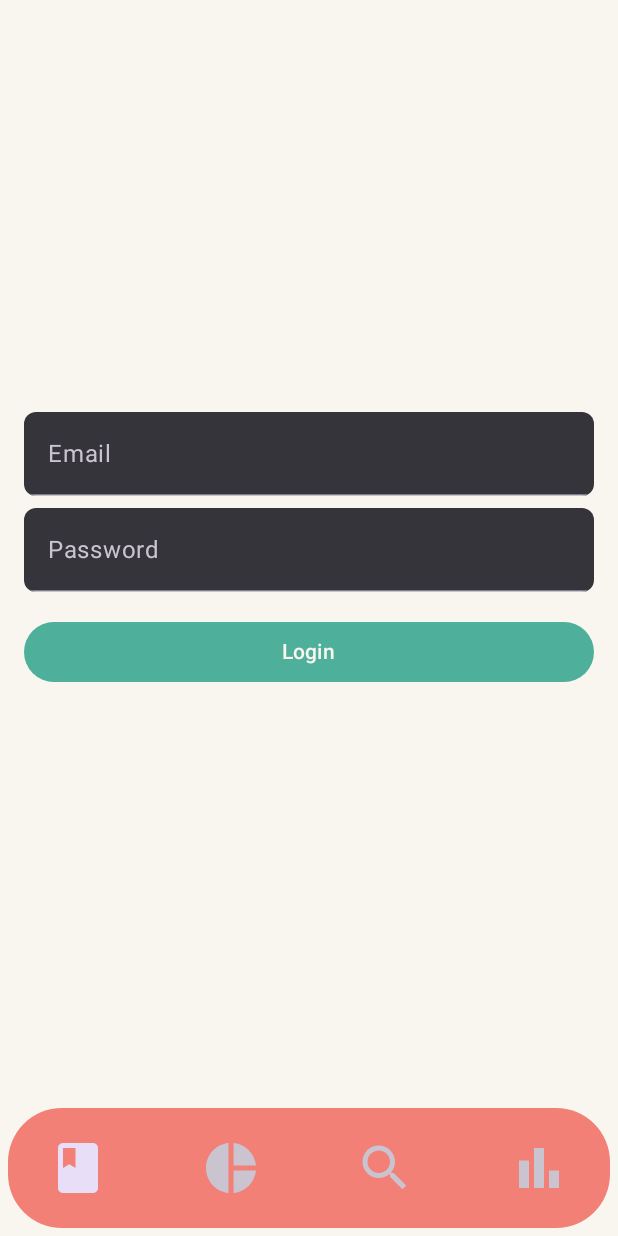
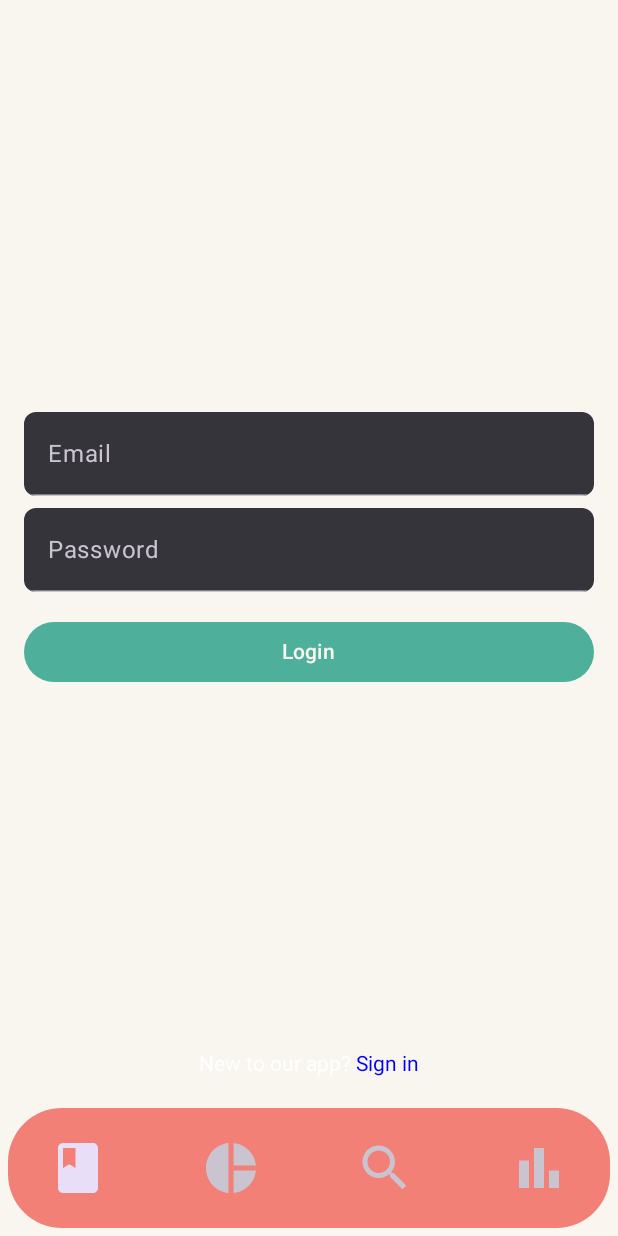
Before and after one commit to mRickk/DailyMacros, an Android app built with Jetpack Compose: the screen it shows after launch (MainActivity), on a phone screen of 412 x 824 dp. Run offline under Robolectric (Android 15) with nearby library versions, the phone set to English and light mode, and no system bars.

Commit message:
added links between login and singin

```diff
--- a/app/src/main/java/com/example/dailymacros/ui/screens/login/LoginScreen.kt
+++ b/app/src/main/java/com/example/dailymacros/ui/screens/login/LoginScreen.kt
@@ -21,9 +21,17 @@ import androidx.compose.ui.unit.dp
 import androidx.compose.ui.text.input.PasswordVisualTransformation
 import androidx.navigation.NavHostController
 
+import androidx.compose.foundation.clickable
+import androidx.compose.ui.text.style.TextAlign
+import androidx.compose.foundation.text.ClickableText
+import androidx.compose.ui.text.AnnotatedString
+import androidx.compose.ui.text.SpanStyle
+import androidx.compose.ui.text.buildAnnotatedString
+import androidx.compose.ui.text.withStyle
+import com.example.dailymacros.ui.NavigationRoute
+
 @Composable
-fun Login(navController: NavHostController
-) {
+fun Login(navController: NavHostController) {
     val email = remember { mutableStateOf("") }
     val password = remember { mutableStateOf("") }
 
@@ -67,5 +75,32 @@ fun Login(navController: NavHostController
                 Text("Login")
             }
         }
+        Box(
+            modifier = Modifier
+                .fillMaxSize()
+                .padding(16.dp),
+            contentAlignment = Alignment.BottomCenter
+        ) {
+            val annotatedText = buildAnnotatedString {
+                withStyle(style = SpanStyle(color = Color.White)) {
+                    append("New to our app? ")
+                }
+                pushStringAnnotation(tag = "SIGNIN", annotation = "Sign in")
+                withStyle(style = SpanStyle(color = Color.Blue)) {
+                    append("Sign in")
+                }
+                pop()
+            }
+            ClickableText(
+                text = annotatedText,
+                onClick = { offset ->
+                    annotatedText.getStringAnnotations(tag = "SIGNIN", start = offset, end = offset)
+                        .firstOrNull()?.let {
+                            navController.navigate(NavigationRoute.Signin.route)
+                        }
+                },
+                modifier = Modifier.align(Alignment.BottomCenter)
+            )
+        }
     }
 }
```
Also changed, not shown: app/src/main/java/com/example/dailymacros/ui/screens/signin/SigninScreen.kt (+39 -1 lines).
